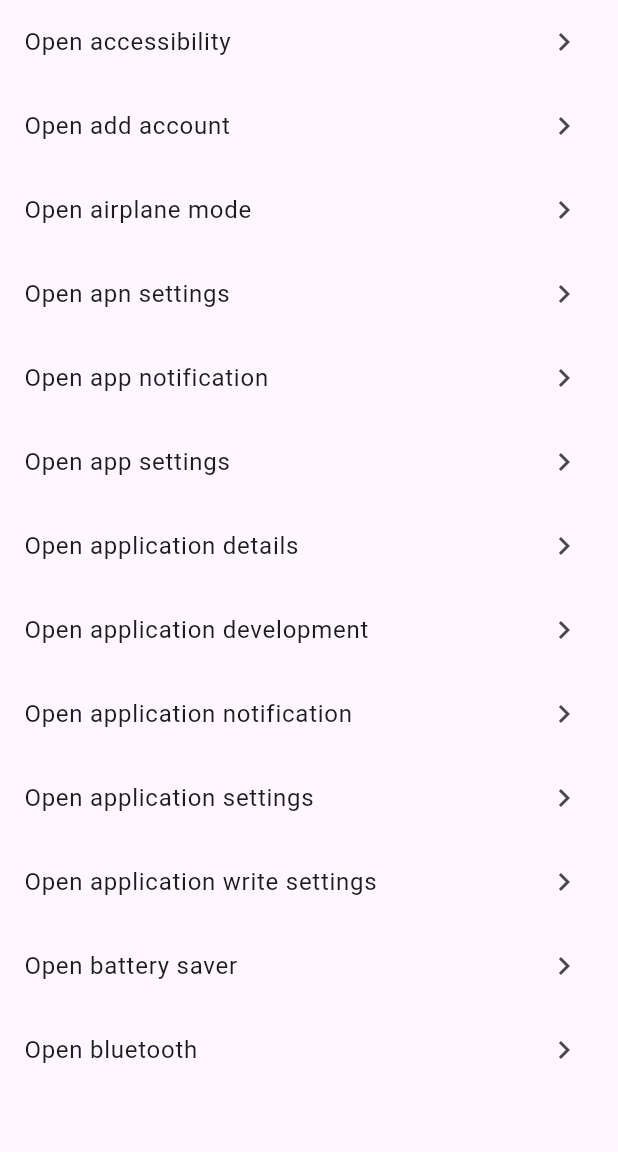
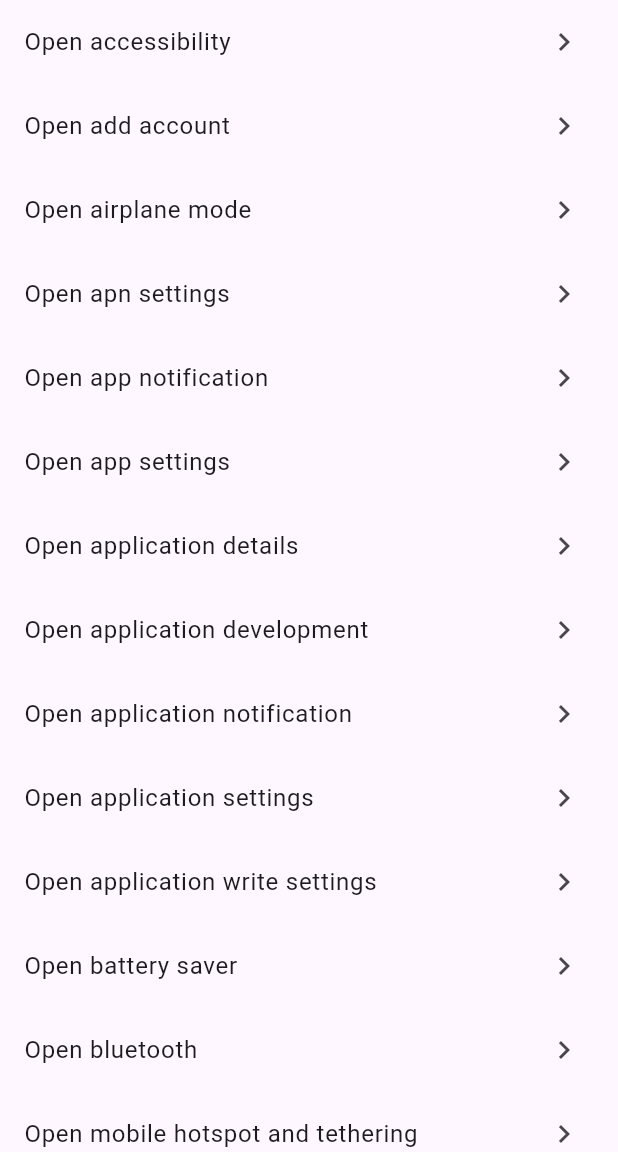
Before and after one commit to yanncabral/open_settings_plus, a Flutter app: the screen it shows after launch, scrolled down 220 dp, on a phone screen of 412 x 824 dp, the part 84-1236 px from its top. Run offline on Flutter 3.47's test engine with Material 3 defaults, Android fonts, the phone set to English and light mode, and no system bars; our stand-ins replace plugin_platform_interface.

Commit message:
Add Android tether shortcut and release version 0.4.1 (#38)
* Adicione atalho tether Android

* Publicar versão 0.4.1 com tether

* chore: update pubspec.lock

```diff
--- a/example/lib/main.dart
+++ b/example/lib/main.dart
@@ -1,5 +1,4 @@
 import 'package:flutter/material.dart';
-
 import 'package:open_settings_plus/open_settings_plus.dart';
 
 void main() {
@@ -269,6 +268,11 @@ class MyApp extends StatelessWidget {
           title: const Text("Open bluetooth"),
           trailing: const Icon(Icons.chevron_right),
         ),
+        ListTile(
+          onTap: settings.tether,
+          title: const Text("Open mobile hotspot and tethering"),
+          trailing: const Icon(Icons.chevron_right),
+        ),
       ],
     );
   }
--- a/pubspec.yaml
+++ b/pubspec.yaml
@@ -1,6 +1,6 @@
 name: open_settings_plus
 description: The most complete flutter plugin packages for open various settings screen, covering newer versions of ios and android.
-version: 0.4.0
+version: 0.4.1
 homepage: https://github.com/yanncabral/open_settings_plus
 
 environment:
```
Also changed, not shown: lib/core/open_settings_plus_android.dart (+8 -0 lines), example/pubspec.lock, 3 other files.
